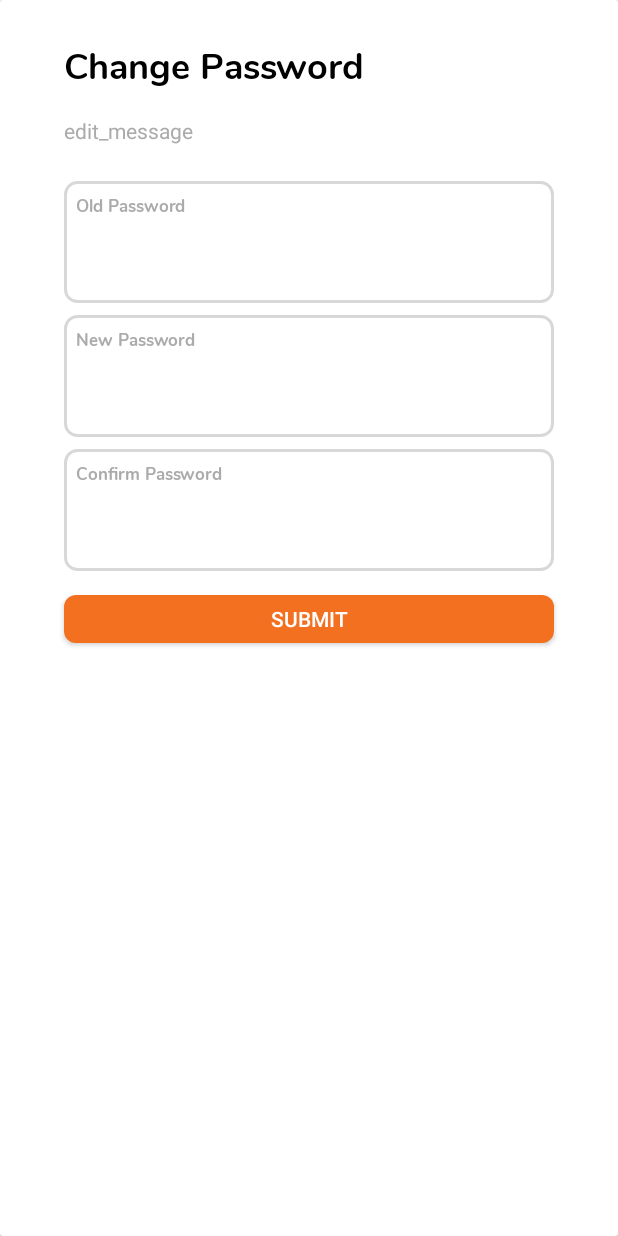
After one commit to mobatiaandroid/EDC_Final, an Android app: the layout bottom_sheet_change_password.xml on its own in the app's theme, with its tools: preview values and no code run, on a phone screen of 412 x 824 dp. The commit adds this screen. Run offline under Robolectric (Android 15) with nearby library versions, the phone set to English and light mode, and no system bars.

Commit message:
New UI Pages added (Change Password & Edit Fields)

```diff
--- a/app/src/main/java/com/edc/ae/api/RetrofitClient.kt
+++ b/app/src/main/java/com/edc/ae/api/RetrofitClient.kt
@@ -116,5 +116,8 @@ interface RetrofitClient {
     @POST("auth/refresh/token")
     suspend fun getRefreshToken(@Body json:JsonObject): RefreshTokenModel
 
+//    @POST("srs/validate-student")
+//    suspend fun getValidationResult(): ValidationResultModel
+
 
 }
--- a/app/src/main/java/com/edc/ae/fragments/UserHomeFragment.kt
+++ b/app/src/main/java/com/edc/ae/fragments/UserHomeFragment.kt
@@ -258,7 +258,7 @@ class UserHomeFragment : Fragment() {
         return BiometricPrompt.PromptInfo.Builder()
             .setTitle("Unlock EDC App")
             .setDescription("Confirm your identity so that we can verify it's you")
-            //.setNegativeButtonText("Cancel")
+            .setNegativeButtonText("Cancel")
             .setConfirmationRequired(false) //Allows user to authenticate without performing an action, such as pressing a button, after their biometric credential is accepted.
             .build()
     }
--- a/app/src/main/res/drawable/curved_rectangle_grey.xml
+++ b/app/src/main/res/drawable/curved_rectangle_grey.xml
@@ -1,7 +1,7 @@
 <shape xmlns:android="http://schemas.android.com/apk/res/android"
     android:shape="rectangle">
 
-    <solid android:color="@color/grey" />
+    <solid android:color="@color/light_grey" />
 
     <corners android:radius="10dp" />
 
--- /dev/null
+++ b/app/src/main/res/layout/bottom_sheet_change_password.xml
@@ -0,0 +1,167 @@
+<?xml version="1.0" encoding="utf-8"?>
+<androidx.cardview.widget.CardView
+    xmlns:android="http://schemas.android.com/apk/res/android"
+    xmlns:app="http://schemas.android.com/apk/res-auto"
+    xmlns:tools="http://schemas.android.com/tools"
+    android:layout_width="match_parent"
+    android:layout_height="match_parent">
+    <androidx.constraintlayout.widget.ConstraintLayout
+        android:layout_width="match_parent"
+        android:layout_height="wrap_content"
+        android:layout_margin="2dp">
+
+        <androidx.constraintlayout.widget.Guideline
+            android:id="@+id/guideline12"
+            android:layout_width="wrap_content"
+            android:layout_height="wrap_content"
+            android:orientation="vertical"
+            app:layout_constraintGuide_percent="0.10" />
+        <androidx.constraintlayout.widget.Guideline
+            android:id="@+id/guideline13"
+            android:layout_width="wrap_content"
+            android:layout_height="wrap_content"
+            android:orientation="vertical"
+            app:layout_constraintGuide_percent="0.90" />
+
+        <com.edc.ae.util.CustomTextViewBoldBlack
+            android:id="@+id/editTitle"
+            android:layout_width="wrap_content"
+            android:layout_height="wrap_content"
+            android:layout_marginTop="24dp"
+            android:textSize="24dp"
+            android:text="Change Password"
+            app:layout_constraintStart_toStartOf="@+id/guideline12"
+            app:layout_constraintTop_toTopOf="parent" />
+
+        <com.dev.edc.manager.CustomTextViewGrey
+            android:id="@+id/editMessage"
+            android:layout_width="0dp"
+            android:layout_height="wrap_content"
+            android:layout_marginTop="16dp"
+            android:text="edit_message"
+            app:layout_constraintEnd_toStartOf="@+id/guideline13"
+            app:layout_constraintStart_toStartOf="@+id/guideline12"
+            app:layout_constraintTop_toBottomOf="@+id/editTitle" />
+
+        <androidx.constraintlayout.widget.ConstraintLayout
+            android:id="@+id/constraintEdit1"
+            android:layout_width="0dp"
+            android:layout_height="wrap_content"
+            android:layout_marginTop="24dp"
+            android:background="@drawable/roundedbg"
+            app:layout_constraintEnd_toStartOf="@+id/guideline13"
+            app:layout_constraintStart_toStartOf="@+id/guideline12"
+            app:layout_constraintTop_toBottomOf="@+id/editMessage">
+
+
+            <com.edc.ae.util.CustomTextViewBoldGrey
+                android:id="@+id/textOldPasswordTitle"
+                android:layout_width="wrap_content"
+                android:layout_height="wrap_content"
+                android:layout_marginStart="8dp"
+                android:layout_marginTop="8dp"
+                android:text="Old Password"
+                android:textSize="11sp"
+                app:layout_constraintStart_toStartOf="parent"
+                app:layout_constraintTop_toTopOf="parent" />
+
+            <EditText
+                android:id="@+id/editOldPassword"
+                android:layout_width="0dp"
+                android:layout_height="40dp"
+                android:layout_margin="8dp"
+                android:background="@null"
+                android:textColor="@color/black"
+                app:layout_constraintBottom_toBottomOf="parent"
+                app:layout_constraintEnd_toEndOf="parent"
+                app:layout_constraintStart_toStartOf="parent"
+                app:layout_constraintTop_toBottomOf="@+id/textOldPasswordTitle" />
+        </androidx.constraintlayout.widget.ConstraintLayout>
+        <androidx.constraintlayout.widget.ConstraintLayout
+            android:id="@+id/constraintEdit2"
+            android:layout_width="0dp"
+            android:layout_height="wrap_content"
+            android:layout_marginTop="8dp"
+            android:background="@drawable/roundedbg"
+            app:layout_constraintEnd_toStartOf="@+id/guideline13"
+            app:layout_constraintStart_toStartOf="@+id/guideline12"
+            app:layout_constraintTop_toBottomOf="@+id/constraintEdit1">
+
+
+            <com.edc.ae.util.CustomTextViewBoldGrey
+                android:id="@+id/textNewPasswordTitle"
+                android:layout_width="wrap_content"
+                android:layout_height="wrap_content"
+                android:layout_marginStart="8dp"
+                android:layout_marginTop="8dp"
+                android:text="New Password"
+                android:textSize="11sp"
+                app:layout_constraintStart_toStartOf="parent"
+                app:layout_constraintTop_toTopOf="parent" />
+
+            <EditText
+                android:id="@+id/editNewPassword"
+                android:layout_width="0dp"
+                android:layout_height="40dp"
+                android:layout_margin="8dp"
+                android:background="@null"
+                android:textColor="@color/black"
+                app:layout_constraintBottom_toBottomOf="parent"
+                app:layout_constraintEnd_toEndOf="parent"
+                app:layout_constraintStart_toStartOf="parent"
+                app:layout_constraintTop_toBottomOf="@+id/textNewPasswordTitle" />
+        </androidx.constraintlayout.widget.ConstraintLayout>
+        <androidx.constraintlayout.widget.ConstraintLayout
+            android:id="@+id/constraintEdit3"
+            android:layout_width="0dp"
+            android:layout_height="wrap_content"
+            android:layout_marginTop="8dp"
+            android:background="@drawable/roundedbg"
+            app:layout_constraintEnd_toStartOf="@+id/guideline13"
+            app:layout_constraintStart_toStartOf="@+id/guideline12"
+            app:layout_constraintTop_toBottomOf="@+id/constraintEdit2">
+
+
+            <com.edc.ae.util.CustomTextViewBoldGrey
+                android:id="@+id/textConfirmPasswordTitle"
+                android:layout_width="wrap_content"
+                android:layout_height="wrap_content"
+                android:layout_marginStart="8dp"
+                android:layout_marginTop="8dp"
+                android:text="Confirm Password"
+                android:textSize="11sp"
+                app:layout_constraintStart_toStartOf="parent"
+                app:layout_constraintTop_toTopOf="parent" />
+
+            <EditText
+                android:id="@+id/editConfirmPassword"
+                android:layout_width="0dp"
+                android:layout_height="40dp"
+                android:layout_margin="8dp"
+                android:background="@null"
+                android:textColor="@color/black"
+                app:layout_constraintBottom_toBottomOf="parent"
+                app:layout_constraintEnd_toEndOf="parent"
+                app:layout_constraintStart_toStartOf="parent"
+                app:layout_constraintTop_toBottomOf="@+id/textConfirmPasswordTitle" />
+        </androidx.constraintlayout.widget.ConstraintLayout>
+
+
+
+        <androidx.appcompat.widget.AppCompatButton
+            android:id="@+id/buttonSubmit"
+            android:layout_width="0dp"
+            android:layout_height="32dp"
+            android:layout_marginTop="16dp"
+            android:layout_marginBottom="24dp"
+            android:background="@drawable/rounded_rect_orange"
+            android:text="@string/submit"
+            android:textColor="@color/white"
+            app:layout_constraintBottom_toBottomOf="parent"
+            app:layout_constraintEnd_toStartOf="@+id/guideline13"
+            app:layout_constraintStart_toStartOf="@+id/guideline12"
+            app:layout_constraintTop_toBottomOf="@+id/constraintEdit3" />
+
+    </androidx.constraintlayout.widget.ConstraintLayout>
+
+</androidx.cardview.widget.CardView>
--- a/app/src/main/res/values/colors.xml
+++ b/app/src/main/res/values/colors.xml
@@ -13,6 +13,8 @@
     <color name="edc_orange">#F37021</color>
     <color name="edc_red">#fb5c5c</color>
     <color name="grey">#ABABAB</color>
+    <color name="light_grey">#DADADA</color>
+
     <color name="edc_green">#24966E</color>
     <color name="edc_header_green">#24966E</color>
     <color name="dark_grey">#ABABAB</color>
```
Also changed, not shown: app/src/main/java/com/edc/ae/activity/EnrollActivity.kt (+134 -77 lines), app/src/main/java/com/edc/ae/util/PreferenceManager.kt (+66 -0 lines), app/src/main/res/layout/bottom_sheet_edit.xml (added, +167 -0 lines).
